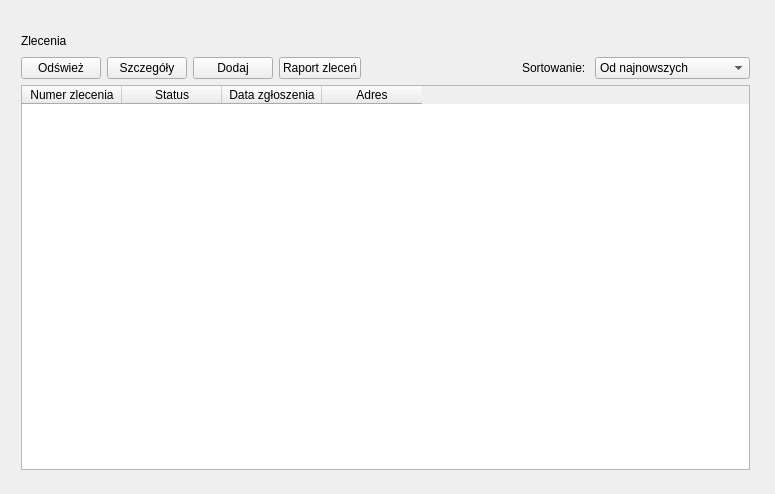
The window that CELEJ_PROJEKT_SERWIS_PIEC_v2/jobswidget.ui (kcelej/Celej_Firma_Piec_Biuro_Repo) describes before a commit, drawn with Qt 5.
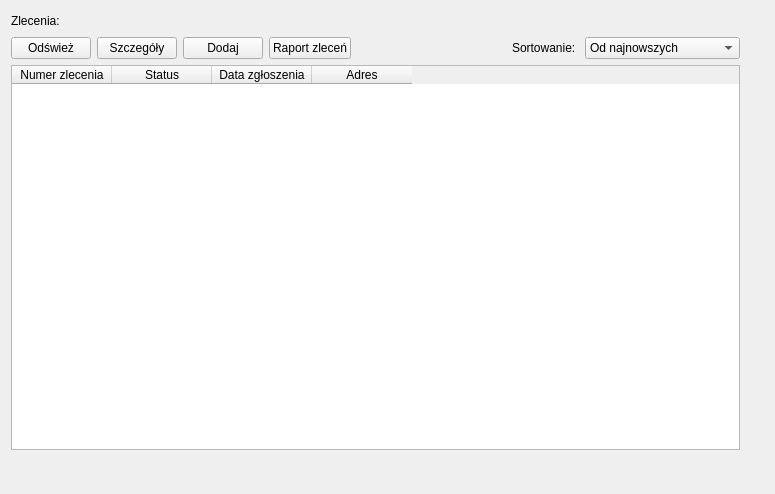
The same window after the commit.

What changed in the file:
```diff
--- a/CELEJ_PROJEKT_SERWIS_PIEC_v2/jobswidget.ui
+++ b/CELEJ_PROJEKT_SERWIS_PIEC_v2/jobswidget.ui
@@ -16,8 +16,8 @@
   <widget class="QWidget" name="layoutWidget">
    <property name="geometry">
     <rect>
-     <x>10</x>
-     <y>20</y>
+     <x>0</x>
+     <y>0</y>
      <width>751</width>
      <height>461</height>
     </rect>
@@ -26,7 +26,7 @@
     <item row="0" column="0">
      <widget class="QLabel" name="label">
       <property name="text">
-       <string>Zlecenia</string>
+       <string>Zlecenia:</string>
       </property>
      </widget>
     </item>
```
Left out of the diff: 4 changed lines with no effect on the pictures.
